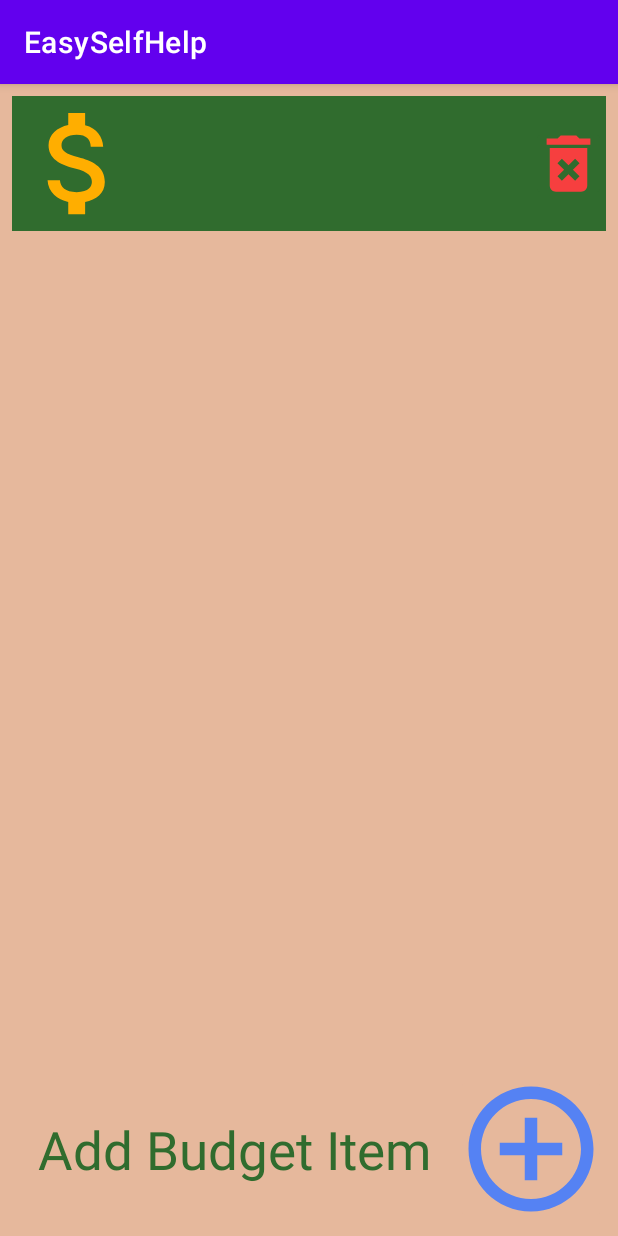
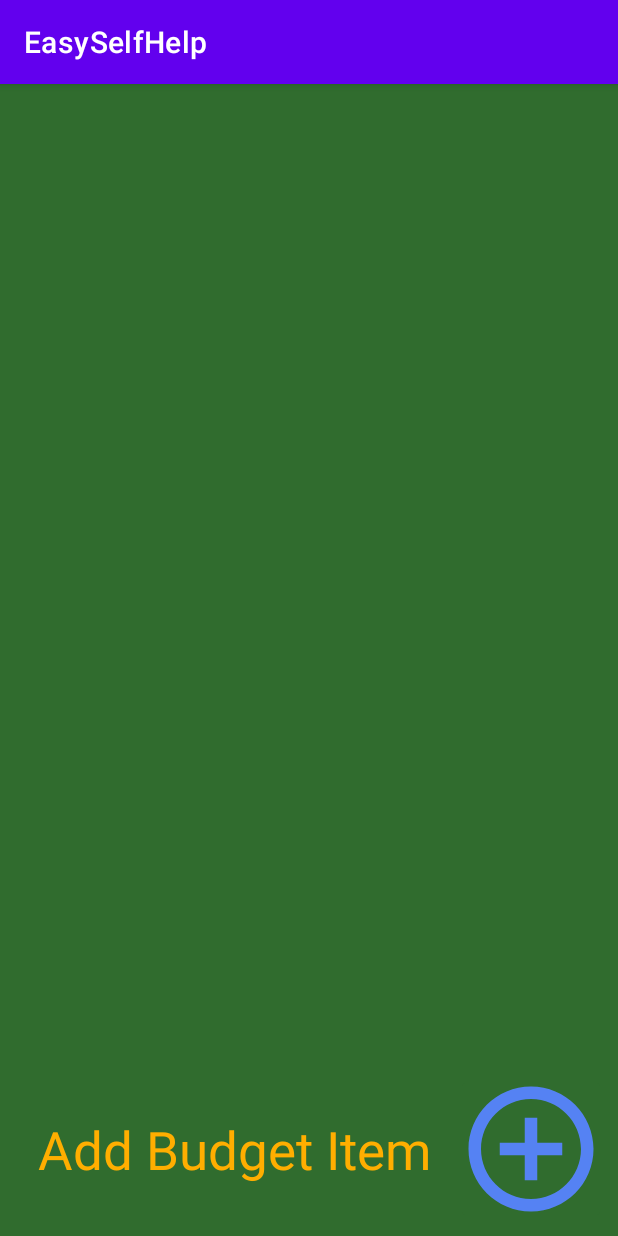
Before and after one commit to matkoskya24/EasySelfHelp, an Android app: the BudgetFragment screen opened through its navigation route, on a phone screen of 412 x 824 dp. Run offline under Robolectric (Android 15) with nearby library versions, the phone set to English and light mode, and no system bars; Roboto replaces fonts that are not available here.

Commit message:
worked on UI and functionality for budget item

```diff
--- a/app/src/main/java/com/example/easyselfhelp/AddBudgetItemFragment.kt
+++ b/app/src/main/java/com/example/easyselfhelp/AddBudgetItemFragment.kt
@@ -21,8 +21,10 @@ class AddBudgetItemFragment : Fragment() {
         _binding = FragmentAddBudgetItemBinding.inflate(inflater, container, false)
         val rootView = binding.root
         binding.submitBudgetItemButton.setOnClickListener {
-            val newBudgetItem = BudgetItem(binding.itemNameEditText.text.toString(), binding.budgetCategoryEditText.text.toString(), binding.budgetAmountEditText.text.toString().toDouble(), false)
-            setFragmentResult("requestKey", bundleOf("bundleKey" to newBudgetItem))
+            val name = binding.itemNameEditText.text.toString()
+            val category = binding.budgetCategoryEditText.text.toString()
+            val amount = binding.budgetAmountEditText.text.toString().toDouble()
+            setFragmentResult("requestKey", bundleOf("bundleKey" to name))
             rootView.findNavController().navigateUp()
         }
         return rootView
--- a/app/src/main/java/com/example/easyselfhelp/BudgetFragment.kt
+++ b/app/src/main/java/com/example/easyselfhelp/BudgetFragment.kt
@@ -12,22 +12,22 @@ import com.example.easyselfhelp.databinding.FragmentBudgetFragmentBinding
 class BudgetFragment : Fragment() {
     private var _binding:FragmentBudgetFragmentBinding? = null
     val binding get() = _binding!!
-    private var budgetList: MutableList<BudgetItem> = mutableListOf(BudgetItem("", "", 0.0, true))
+    private var budgetList: MutableList<BudgetItem> = mutableListOf()
     override fun onCreateView(
         inflater: LayoutInflater, container: ViewGroup?,
         savedInstanceState: Bundle?
     ): View? {
         _binding = FragmentBudgetFragmentBinding.inflate(inflater, container, false)
         val rootView = binding.root
-        val myAdapter = BudgetItemAdapter(budgetList)
-        binding.recyclerViewBudget.adapter = myAdapter
         binding.addBudgetItem.setOnClickListener {
             val action = BudgetFragmentDirections.actionBudgetFragmentToAddBudgetItemFragment()
             rootView.findNavController().navigate(action)
         }
         setFragmentResultListener("requestKey"){requestKey, bundle ->
-            var newBudgetItem: BudgetItem = bundle.get("bundleKey") as BudgetItem
+            var newBudgetItemName: String = bundle.getString("bundleKey").toString()
+            var newBudgetItem: BudgetItem = BudgetItem(newBudgetItemName, "category", 20.0, false)
             budgetList.add(newBudgetItem)
+            val myAdapter = BudgetItemAdapter(budgetList)
             binding.recyclerViewBudget.adapter = myAdapter
         }
         return rootView
--- a/app/src/main/java/com/example/easyselfhelp/BudgetItemAdapter.kt
+++ b/app/src/main/java/com/example/easyselfhelp/BudgetItemAdapter.kt
@@ -14,7 +14,7 @@ class BudgetItemAdapter(val budgetItemList: MutableList<BudgetItem>):
 
     override fun onBindViewHolder(holder: BudgetViewHolder, position: Int) {
         val currentBudgetItem = budgetItemList[position]
-        if(!currentBudgetItem.isCompleted){
+        if (!currentBudgetItem.isCompleted){
             holder.bindBudgetItem(currentBudgetItem)
         }
     }
--- a/app/src/main/java/com/example/easyselfhelp/BudgetViewHolder.kt
+++ b/app/src/main/java/com/example/easyselfhelp/BudgetViewHolder.kt
@@ -10,7 +10,7 @@ class BudgetViewHolder(val binding:BudgetItemLayoutBinding ): RecyclerView.ViewH
         if (!currentBudgetItem.isCompleted) {
             binding.budgetNameTextView.text = currentBudgetItem.name
             binding.budgetCategoryTextView.text = "Category: " + currentBudgetItem.category
-            binding.budgetAmountTextView.text = "Amount: $" + "$%2f".format(currentBudgetItem.amount)
+            binding.budgetAmountTextView.text = "Amount: $" + (currentBudgetItem.amount)
         }
     }
     init {
--- a/app/src/main/res/layout/fragment_budget_fragment.xml
+++ b/app/src/main/res/layout/fragment_budget_fragment.xml
@@ -3,6 +3,7 @@
     xmlns:tools="http://schemas.android.com/tools"
     xmlns:app="http://schemas.android.com/apk/res-auto"
     style="@style/layout_style"
+    android:backgroundTint="@color/money_green"
     tools:context=".budget_fragment">
 
     <androidx.recyclerview.widget.RecyclerView
@@ -17,7 +18,7 @@
     <TextView
         style="@style/add_item_text_view"
         android:text="@string/add_budget_item"
-        android:textColor="@color/money_green"
+        android:textColor="@color/gold"
         app:layout_constraintBottom_toBottomOf="parent"
         app:layout_constraintEnd_toStartOf="@+id/add_budget_item"
         app:layout_constraintStart_toStartOf="parent"
@@ -25,6 +26,7 @@
     <ImageButton
         android:id="@+id/add_budget_item"
         style="@style/add_item_image_button"
+        android:backgroundTint="@color/money_green"
         app:layout_constraintBottom_toBottomOf="parent"
         app:layout_constraintEnd_toEndOf="parent"
         app:layout_constraintTop_toBottomOf="@+id/recycler_view_budget" />
```
